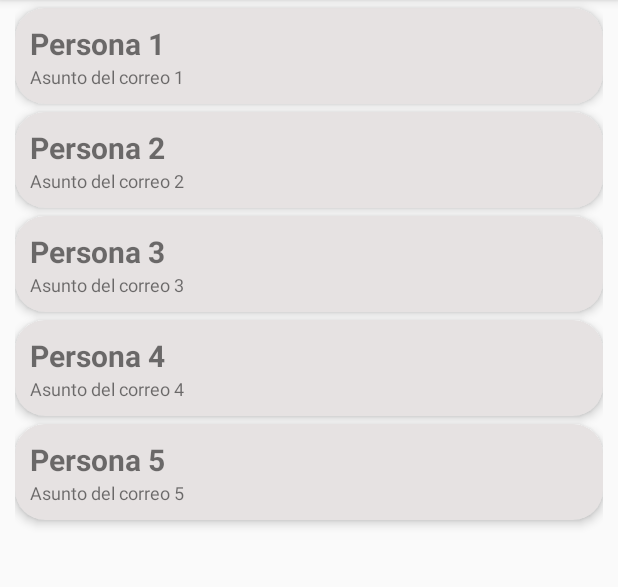
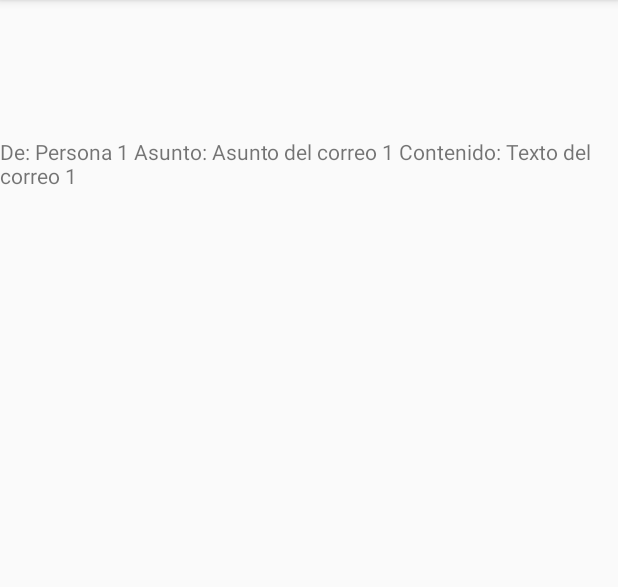
Before and after one commit to WCNosliwsys/MiAppParte2_fragmentos, an Android app: the ListaCorreo screen opened directly, with no data from a screen before it, after a tap on "Persona 1", on a phone screen of 412 x 824 dp, the part 84-671 px from its top. Run offline under Robolectric (Android 15) with nearby library versions, the phone set to English and light mode, and no system bars.

Commit message:
Recibiendo parametros del adaptador en detallecorreo

```diff
--- a/app/src/main/java/com/ditec/miappparte2_fragmentos/AdapterCorreo.java
+++ b/app/src/main/java/com/ditec/miappparte2_fragmentos/AdapterCorreo.java
@@ -33,7 +33,7 @@ public class AdapterCorreo  extends RecyclerView.Adapter<AdapterCorreo.ViewHolde
                 intent.putExtra("texto",datos[i].getTexto());
                 intent.putExtra("de",datos[i].getDe());
                 intent.putExtra("asunto",datos[i].getAsunto());
-//micontext.startActivity(intent);
+                micontext.startActivity(intent);
             }
         });
     }
--- a/app/src/main/java/com/ditec/miappparte2_fragmentos/DetalleCorreo.java
+++ b/app/src/main/java/com/ditec/miappparte2_fragmentos/DetalleCorreo.java
@@ -3,12 +3,18 @@ package com.ditec.miappparte2_fragmentos;
 import androidx.appcompat.app.AppCompatActivity;
 
 import android.os.Bundle;
+import android.widget.TextView;
 
 public class DetalleCorreo extends AppCompatActivity {
 
+    TextView midetalle;
     @Override
     protected void onCreate(Bundle savedInstanceState) {
         super.onCreate(savedInstanceState);
         setContentView(R.layout.activity_detalle_correo);
+        midetalle=findViewById(R.id.TxtDetalle);
+        midetalle.setText("De: "+getIntent().getExtras().getString("de")+
+                " Asunto: "+getIntent().getExtras().getString("asunto")+
+                " Contenido: "+getIntent().getExtras().getString("texto"));
     }
 }
--- a/app/src/main/java/com/ditec/miappparte2_fragmentos/ListaCorreo.java
+++ b/app/src/main/java/com/ditec/miappparte2_fragmentos/ListaCorreo.java
@@ -19,7 +19,7 @@ public class ListaCorreo extends AppCompatActivity {
                 new Correo[]{
                         new Correo("Persona 1", "Asunto del correo 1", "Texto del correo 1"),
                         new Correo("Persona 2", "Asunto del correo 2", "Texto del correo 2"),
-                        new Correo("Persona 3", "Asunto del correo 3", "Texto del correo 3"),
+                        new Correo("nosliwsys@gmail.com", "Fragmentos", "Fragmentos dinamicos"),
                         new Correo("Persona 4", "Asunto del correo 4", "Texto del correo 4"),
                         new Correo("Persona 5", "Asunto del correo 5", "Texto del correo 5")};
         adaptador = new AdapterCorreo(this,
--- a/app/src/main/res/layout/activity_detalle_correo.xml
+++ b/app/src/main/res/layout/activity_detalle_correo.xml
@@ -6,4 +6,13 @@
     android:layout_height="match_parent"
     tools:context=".DetalleCorreo">
 
+    <TextView
+        android:id="@+id/TxtDetalle"
+        android:layout_width="wrap_content"
+        android:layout_height="wrap_content"
+        android:layout_marginTop="91dp"
+        android:text="TextView"
+        app:layout_constraintEnd_toEndOf="parent"
+        app:layout_constraintStart_toStartOf="parent"
+        app:layout_constraintTop_toTopOf="parent" />
 </androidx.constraintlayout.widget.ConstraintLayout>
```
